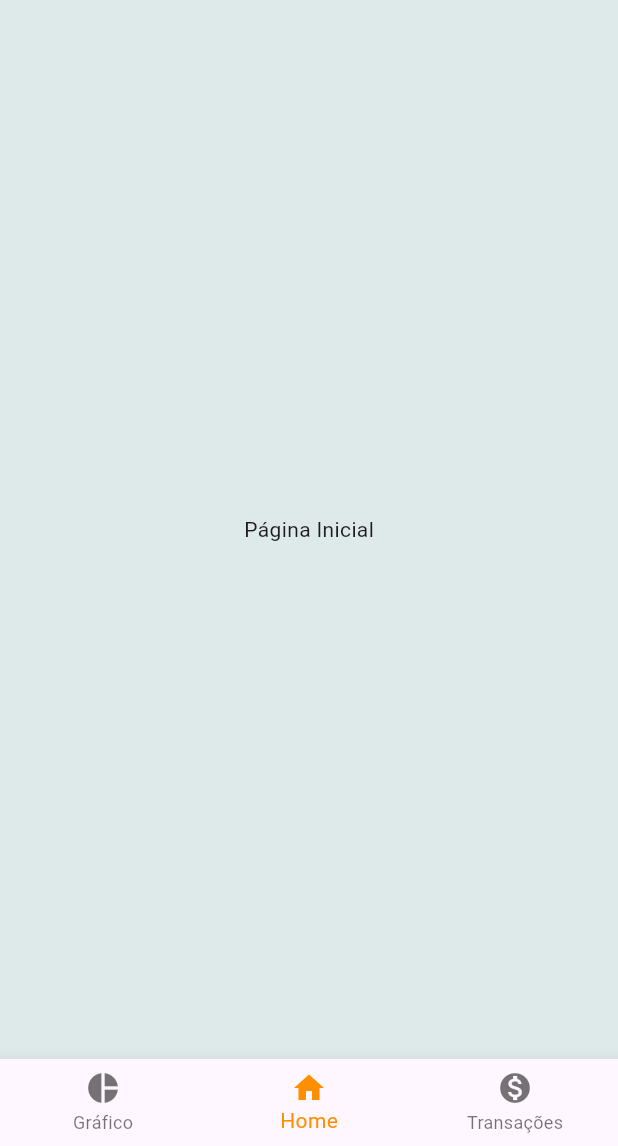
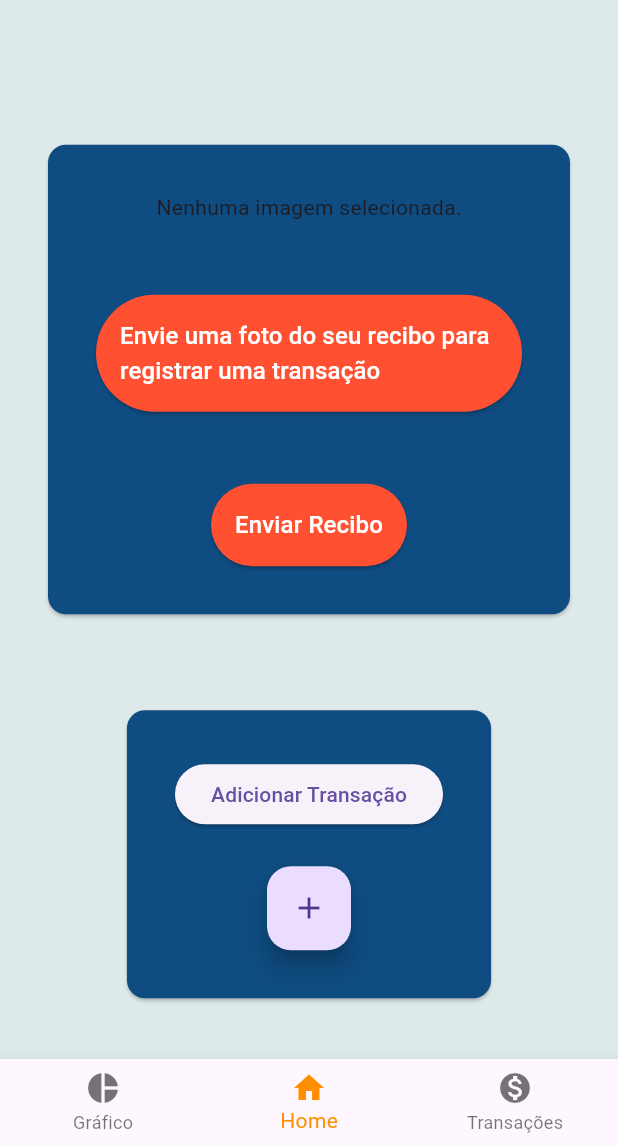
Before and after one commit to sophiapaiao05/finance-project-flutter, a Flutter app: the HomePage screen opened directly, item 2 of the bottom bar chosen, on a phone screen of 412 x 824 dp, the part 90-1236 px from its top. Run offline on Flutter 3.47's test engine with Material 3 defaults, Android fonts, the light colour scheme and no system bars; our stand-ins replace cloud_firestore, firebase_auth, firebase_core, fl_chart, flutter_svg, image_picker; accounts and stored records are empty; network calls fail.

Commit message:
transactions and upload

```diff
--- a/lib/home/presentation/pages/home_page.dart
+++ b/lib/home/presentation/pages/home_page.dart
@@ -1,5 +1,6 @@
 import 'package:finance_project_sophia_flutter/home/presentation/pages/chart/widgets/pie_chart.dart';
 import 'package:finance_project_sophia_flutter/home/presentation/pages/finance_analysis/finance_analysis.dart';
+import 'package:finance_project_sophia_flutter/home/presentation/pages/initial_page/initial_page.dart';
 import 'package:finance_project_sophia_flutter/home/presentation/utils/dynamic_card.dart';
 import 'package:finance_project_sophia_flutter/home/presentation/utils/texts.dart';
 import 'package:finance_project_sophia_flutter/transactions/models/transaction_model.dart';
@@ -113,7 +114,7 @@ class HomePageState extends State<HomePage> {
           ),
         );
       case 1:
-        return const Center(child: Text('Página Inicial'));
+        return InitialPage();
       case 2:
         return TransactionsPage();
       default:
--- /dev/null
+++ b/lib/home/presentation/pages/initial_page/initial_page.dart
@@ -0,0 +1,29 @@
+import 'package:finance_project_sophia_flutter/home/presentation/pages/upload/upload_widget.dart';
+import 'package:finance_project_sophia_flutter/transactions/presentation/pages/transactions_card.dart';
+import 'package:finance_project_sophia_flutter/utils/colors.dart';
+import 'package:flutter/material.dart';
+
+class InitialPage extends StatelessWidget {
+  const InitialPage({super.key});
+
+  @override
+  Widget build(BuildContext context) {
+    return Scaffold(
+      backgroundColor: FinanceProjectColors.background,
+      appBar: AppBar(
+        backgroundColor: FinanceProjectColors.background,
+      ),
+      body: Center(
+        child: SingleChildScrollView(
+          child: Column(
+            mainAxisAlignment: MainAxisAlignment.center,
+            children: [
+              ReceiptUploadCard(),
+              Transactions(),
+            ],
+          ),
+        ),
+      ),
+    );
+  }
+}
--- /dev/null
+++ b/lib/home/presentation/pages/upload/upload_widget.dart
@@ -0,0 +1,99 @@
+import 'package:finance_project_sophia_flutter/home/presentation/utils/dynamic_card.dart';
+import 'package:finance_project_sophia_flutter/home/presentation/utils/texts.dart';
+import 'package:finance_project_sophia_flutter/utils/app_sizes.dart';
+import 'package:finance_project_sophia_flutter/utils/colors.dart';
+import 'package:flutter/material.dart';
+import 'dart:io';
+import 'package:path/path.dart' as path;
+import 'package:path_provider/path_provider.dart';
+import 'package:image_picker/image_picker.dart';
+
+const textStyleDefault = TextStyle(
+  color: Colors.white,
+  fontSize: AppSizes.fontSizeMedium,
+);
+
+class ReceiptUploadCard extends StatefulWidget {
+  @override
+  _ReceiptUploadCardState createState() => _ReceiptUploadCardState();
+}
+
+class _ReceiptUploadCardState extends State<ReceiptUploadCard> {
+  File? _image;
+  final picker = ImagePicker();
+
+  Future<void> _pickImage() async {
+    try {
+      final pickedFile = await picker.pickImage(source: ImageSource.gallery);
+
+      setState(() {
+        if (pickedFile != null) {
+          _image = File(pickedFile.path);
+        } else {
+          print('No image selected.');
+        }
+      });
+    } catch (e) {
+      print('Error picking image: $e');
+    }
+  }
+
+  Future<void> _saveImageLocally() async {
+    if (_image == null) return;
+
+    try {
+      final directory = await getApplicationDocumentsDirectory();
+      final fileName = path.basename(_image!.path);
+      final localImage = await _image!.copy('${directory.path}/$fileName');
+
+      setState(() {
+        _image = localImage;
+      });
+
+      print('Image saved to ${localImage.path}');
+    } catch (e) {
+      print('Error saving image: $e');
+    }
+  }
+
+  @override
+  Widget build(BuildContext context) {
+    return DynamicCard(
+      child: Column(
+        children: [
+          _image == null ? Text(AppTexts.noImageSelected) : Image.file(_image!),
+          SizedBox(height: AppSizes.heightMedium),
+          ElevatedButton(
+            style: ElevatedButton.styleFrom(
+              backgroundColor: FinanceProjectColors.orange,
+              padding: EdgeInsets.symmetric(
+                horizontal: AppSizes.paddingMedium,
+                vertical: AppSizes.paddingMedium,
+              ),
+            ),
+            onPressed: _pickImage,
+            child: Text(
+              AppTexts.uploadReceiptSubtitle,
+              style: textStyleDefault,
+            ),
+          ),
+          SizedBox(height: AppSizes.heightMedium),
+          ElevatedButton(
+            style: ElevatedButton.styleFrom(
+              backgroundColor: FinanceProjectColors.orange,
+              padding: EdgeInsets.symmetric(
+                horizontal: AppSizes.paddingMedium,
+                vertical: AppSizes.paddingMedium,
+              ),
+            ),
+            onPressed: _saveImageLocally,
+            child: Text(
+              AppTexts.uploadReceipt,
+              style: textStyleDefault,
+            ),
+          ),
+        ],
+      ),
+    );
+  }
+}
--- a/lib/home/presentation/utils/texts.dart
+++ b/lib/home/presentation/utils/texts.dart
@@ -15,4 +15,15 @@ class AppTexts {
   static String home = 'Home';
 
   static String transactions = 'Transações';
+
+  static String transactionByApp = 'Transações por Aplicativo';
+
+  static String balancePaymentMethod = 'Saldo';
+
+  static String uploadReceipt = 'Enviar Recibo';
+
+  static String uploadReceiptSubtitle =
+      'Envie uma foto do seu recibo para registrar uma transação';
+
+  static String noImageSelected = 'Nenhuma imagem selecionada.';
 }
--- a/lib/transactions/presentation/controllers/transaction_provider.dart
+++ b/lib/transactions/presentation/controllers/transaction_provider.dart
@@ -5,18 +5,16 @@ import 'package:firebase_auth/firebase_auth.dart';
 import 'package:finance_project_sophia_flutter/transactions/models/transaction_model.dart';
 
 class TransactionProvider with ChangeNotifier {
-  final TransactionService _transactionService = TransactionService();
   List<TransactionModel> _transactions = [];
   final FirebaseFirestore _firestore = FirebaseFirestore.instance;
   final FirebaseAuth _auth = FirebaseAuth.instance;
-  bool _isLoading = false;
-  bool _hasMore = true;
   List<TransactionModel> _filteredTransactions = [];
   String _selectedCategory = 'All';
   DateTime? _startDate;
   DateTime? _endDate;
 
   List<TransactionModel> get transactions => _transactions;
+  List<TransactionModel> get filteredTransactions => _filteredTransactions;
   String get selectedCategory => _selectedCategory;
   DateTime? get startDate => _startDate;
   DateTime? get endDate => _endDate;
@@ -52,4 +50,22 @@ class TransactionProvider with ChangeNotifier {
     _selectedDateRange = DateTimeRange(start: start, end: end);
     _applyFilters();
   }
+
+  Future<void> addTransaction(TransactionModel transaction) async {
+    final user = _auth.currentUser;
+    if (user == null) return;
+
+    final newTransaction = transaction;
+    try {
+      await _firestore
+          .collection('transactions')
+          .doc()
+          .set(newTransaction.toMap());
+
+      _transactions.add(newTransaction);
+      _applyFilters();
+    } catch (e) {
+      print('Erro ao adicionar transação: $e');
+    }
+  }
 }
--- a/lib/utils/colors.dart
+++ b/lib/utils/colors.dart
@@ -3,4 +3,5 @@ import 'dart:ui';
 class FinanceProjectColors {
   static const deepBlue = Color(0xFF0F4C81);
   static const background = Color(0xFFDEE9EA);
+  static const orange = Color(0xFFFF5031);
 }
```
Also changed, not shown: analysis_options.yaml (deleted, +0 -28 lines), lib/main.dart (+18 -11 lines), lib/transactions/models/transaction_model.dart (+12 -0 lines), lib/transactions/presentation/pages/transactions_card.dart (added, +116 -0 lines), pubspec.yaml (+8 -5 lines), firebase.json, pubspec.lock, 10 other files.
